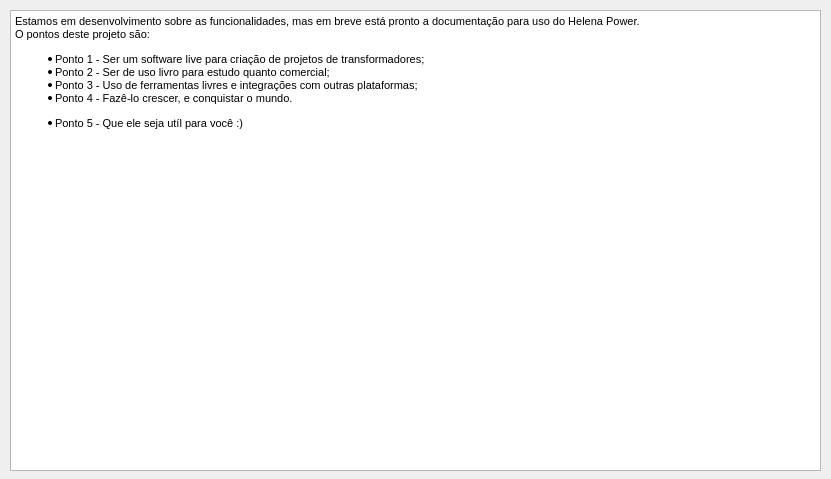
Old version of the form windows/windowhelp.ui in the repository KyryIx/Helena.
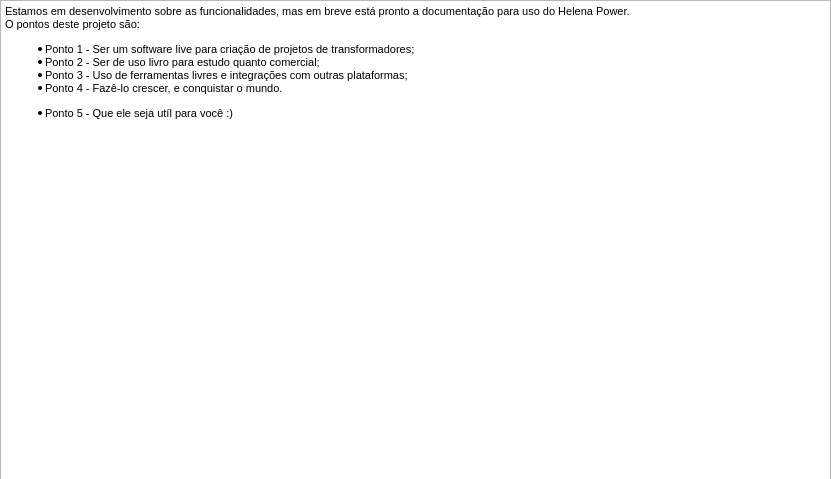
New version of the form. Icons and pictures are not drawn.

The edit to the form file:
```diff
--- a/windows/windowhelp.ui
+++ b/windows/windowhelp.ui
@@ -10,6 +10,18 @@
     <height>479</height>
    </rect>
   </property>
+  <property name="minimumSize">
+   <size>
+    <width>831</width>
+    <height>479</height>
+   </size>
+  </property>
+  <property name="maximumSize">
+   <size>
+    <width>831</width>
+    <height>479</height>
+   </size>
+  </property>
   <property name="windowTitle">
    <string>Helena - Ajuda sobre o software</string>
   </property>
@@ -20,10 +32,10 @@
   <widget class="QTextBrowser" name="textBrowser">
    <property name="geometry">
     <rect>
-     <x>10</x>
-     <y>10</y>
-     <width>811</width>
-     <height>461</height>
+     <x>0</x>
+     <y>0</y>
+     <width>831</width>
+     <height>481</height>
     </rect>
    </property>
    <property name="html">
```
